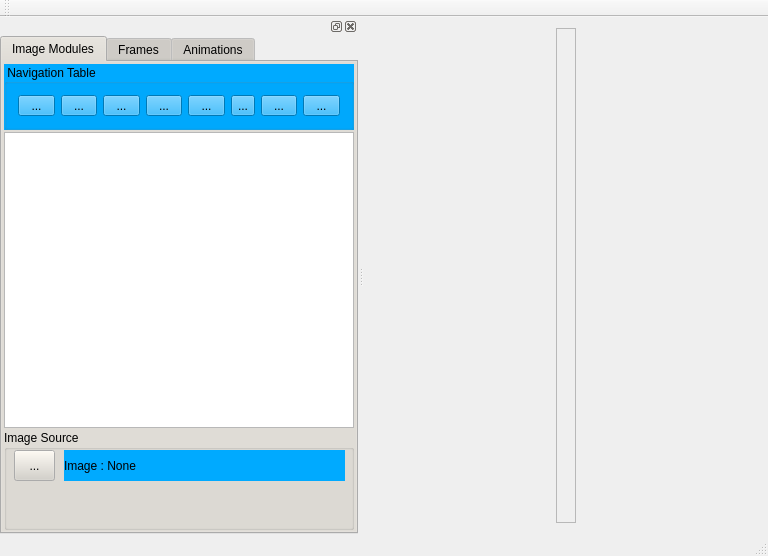
Before: the Qt Designer form Xedi/Xedithor/mainwindow.ui in ancoldsun/xedithor, drawn with Qt 5.
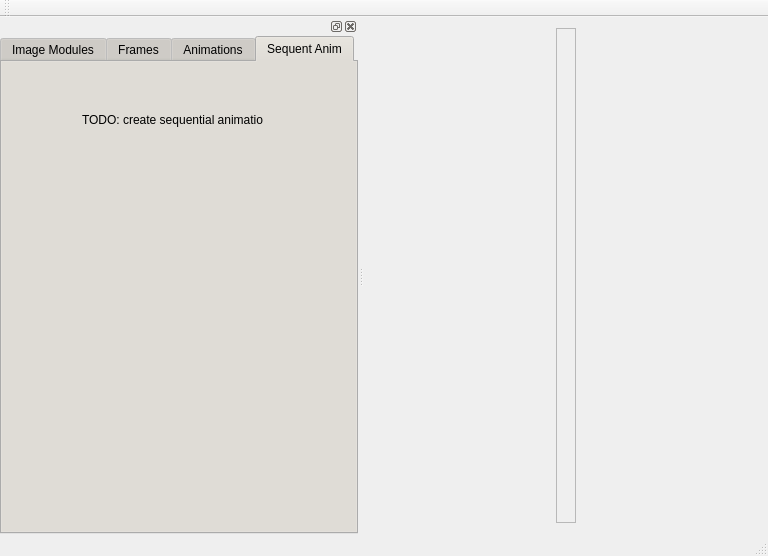
After: the same form once the commit is applied. The open tabs and pages were chosen to show the change. Icons and pictures are not drawn.

Commit message: -add new class in project :animateditem.

```diff
--- a/Xedi/Xedithor/mainwindow.ui
+++ b/Xedi/Xedithor/mainwindow.ui
@@ -1235,6 +1235,24 @@
          </item>
         </layout>
        </widget>
+       <widget class="QWidget" name="tab">
+        <attribute name="title">
+         <string>Sequent Anim</string>
+        </attribute>
+        <widget class="QLabel" name="label">
+         <property name="geometry">
+          <rect>
+           <x>80</x>
+           <y>50</y>
+           <width>181</width>
+           <height>16</height>
+          </rect>
+         </property>
+         <property name="text">
+          <string>TODO: create sequential animation</string>
+         </property>
+        </widget>
+       </widget>
       </widget>
      </item>
     </layout>
```
The commit also changes 2 other files.
